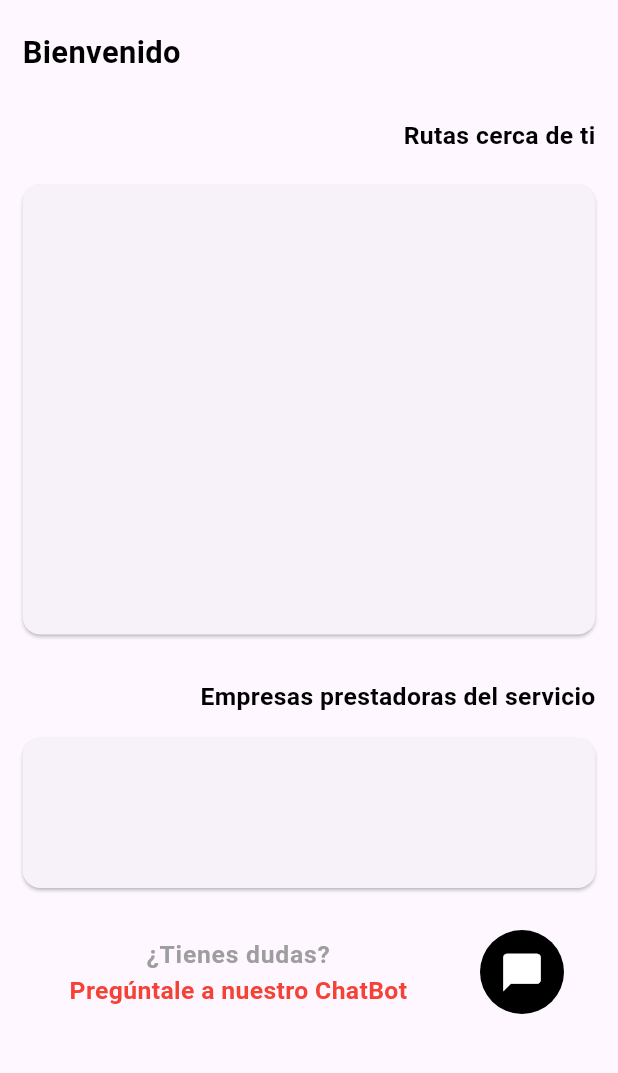
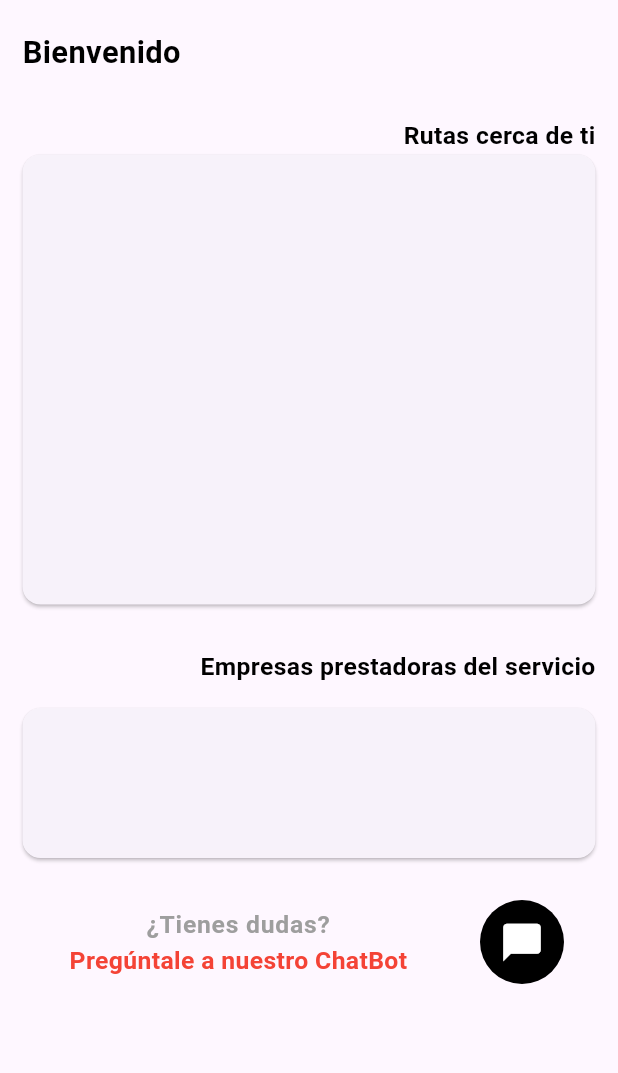
Before and after one commit to AlejandroJC22/EcoClean-Proyecto, a Flutter app: the screen it shows once a user with an empty profile is signed in, in the side drawer, after a tap on "Página principal", on a phone screen of 412 x 824 dp, the part 84-1157 px from its top. Run offline on Flutter 3.47's test engine with Material 2 defaults, Android fonts, the phone set to English and light mode, and no system bars; our stand-ins replace cloud_firestore, firebase_auth, firebase_core, google_sign_in; missing offline and left inert: flutter_facebook_auth, twitter_login; accounts and stored records are empty; network calls fail; Roboto replaces fonts that are missing (Impact).

Commit message:
Avance métodos de autenticación
Los metodos de inicio de sesión están funcionando con la base de datos, muestra los datos en la pantalla de inicio y en el menú.

Faltante, formulario olvido de contraseña

```diff
--- /dev/null
+++ b/ecoclean/lib/utilidades/config.dart
@@ -0,0 +1,6 @@
+class Config {
+  static final app_icon = "assets/logo.png";
+  static final apikey_twitter = "wnf0YP5CAooFyJ5r1nHX5SC3t";
+  static final secretkey_twitter =
+      "zzgAOuUszzRQIDSpiZlvdpQlTImXaIjqj0oYuW3Yzausvlnur0";
+}
--- a/ecoclean/lib/views/edit.dart
+++ b/ecoclean/lib/views/edit.dart
@@ -1,3 +1,4 @@
+import 'package:firebase_auth/firebase_auth.dart';
 import 'package:flutter/cupertino.dart';
 import 'package:flutter/material.dart';
 import 'package:flutter_ecoclean/utilidades/responsive.dart';
@@ -6,6 +7,7 @@ class Edit extends StatelessWidget {
   @override
   Widget build(BuildContext context) {
     final Responsive responsive = Responsive.of(context);
+    final User? user = FirebaseAuth.instance.currentUser;
     return Scaffold(
       body: Container(
         padding: const EdgeInsets.only(left: 15, top: 20, right: 15),
--- a/ecoclean/lib/views/home.dart
+++ b/ecoclean/lib/views/home.dart
@@ -1,35 +1,54 @@
 import 'package:cloud_firestore/cloud_firestore.dart';
 import 'package:firebase_auth/firebase_auth.dart';
+import 'package:flutter/material.dart';
 import 'package:flutter_ecoclean/models/texto.dart';
 import 'package:flutter_ecoclean/utilidades/responsive.dart';
-import 'package:flutter/material.dart';
-import 'package:shared_preferences/shared_preferences.dart';
 
 class Home extends StatefulWidget {
   const Home({super.key});
 
   @override
-  State<Home> createState() => _homeState();
+  State<Home> createState() => _HomeState();
 }
 
-class _homeState extends State<Home> {
+class _HomeState extends State<Home> {
   String username = ""; // Variable para almacenar el nombre de usuario
+
+  @override
+  void initState() {
+    super.initState();
+    _loadUserInfo();
+  }
+
   Future<void> _loadUserInfo() async {
     final User? user = FirebaseAuth.instance.currentUser;
 
     if (user != null) {
+      print('Usuario actual: ${user.uid}'); // Agrega una impresión para verificar el usuario actual
       final DocumentSnapshot userDoc = await FirebaseFirestore.instance
-          .collection('prueba')
+          .collection('users')
           .doc(user.uid)
           .get();
 
       if (userDoc.exists) {
+        final userData = userDoc.data() as Map<String, dynamic>;
+
+        print('Datos del usuario cargados: $userData'); // Agrega una impresión para los datos del usuario
+
+        // Verificar que las propiedades existen y no son nulas antes de acceder a ellas
+        if (userData['nombre'] != null) {
           setState(() {
-          username = userDoc['name'];
+            username = userData['nombre'];
           });
         }
+      } else {
+        print('No se encontraron datos del usuario en Firestore');
+      }
+    } else {
+      print('No se pudo obtener el usuario actual');
     }
   }
+
 
   @override
   Widget build(BuildContext context) {
@@ -60,19 +79,15 @@ class _homeState extends State<Home> {
                   style: TextStyles.textoNegro(responsive),
                 )
             ),
-              const SizedBox(
-                  height: 20
-              ),
           Card(
             margin: const EdgeInsets.symmetric(horizontal: 15),
             child: Container(
               width: double.infinity,
               height: 300,
-
             ),
           ),
           const SizedBox(
-                  height: 30
+            height: 30,
           ),
           Container(
             alignment: Alignment.centerRight,
@@ -83,12 +98,12 @@ class _homeState extends State<Home> {
                 color: Colors.black,
                 fontWeight: FontWeight.bold,
                 fontSize: responsive.ip(4),
-                        fontFamily: 'Impact'
+                fontFamily: 'Impact',
               ),
-                  )
+            ),
           ),
           const SizedBox(
-                  height: 15
+            height: 15,
           ),
           Card(
             margin: const EdgeInsets.symmetric(horizontal: 15),
@@ -98,7 +113,7 @@ class _homeState extends State<Home> {
             ),
           ),
           const SizedBox(
-                  height: 20
+            height: 20,
           ),
           Container(
             child: ListTile(
@@ -110,7 +125,7 @@ class _homeState extends State<Home> {
                   fontSize: responsive.ip(4),
                   fontFamily: 'Impact',
                 ),
-                      textAlign: TextAlign.center
+                textAlign: TextAlign.center,
               ),
               subtitle: Text(
                 'Pregúntale a nuestro ChatBot',
@@ -120,9 +135,8 @@ class _homeState extends State<Home> {
                   fontSize: responsive.ip(4),
                   fontFamily: 'Impact',
                 ),
-                      textAlign: TextAlign.center
+                textAlign: TextAlign.center,
               ),
-
               trailing: InkWell(
                 onTap: () {
                   // Agregar la lógica para abrir el chatbot aquí
@@ -145,10 +159,10 @@ class _homeState extends State<Home> {
                 ),
               ),
             ),
-              )
+          ),
           ],
         ),
-        )
+      ),
     );
   }
 }
--- a/ecoclean/lib/views/menu.dart
+++ b/ecoclean/lib/views/menu.dart
@@ -1,20 +1,50 @@
+import 'package:cloud_firestore/cloud_firestore.dart';
 import 'package:firebase_auth/firebase_auth.dart';
-import '../views/login.dart';
 import 'package:flutter/material.dart';
-import '../views/edit.dart';
-import '../views/favoritos.dart';
-import '../views/home.dart';
-import '../utilidades/responsive.dart';
+import 'package:flutter_ecoclean/views/edit.dart';
+import 'package:flutter_ecoclean/views/favoritos.dart';
+import 'package:flutter_ecoclean/views/home.dart';
+import 'package:flutter_ecoclean/utilidades/responsive.dart';
+import 'package:flutter_ecoclean/views/login.dart';
+
 import '../models/texto.dart';
 
 class Menu extends StatefulWidget {
+  @override
   MenuState createState() => MenuState();
 }
 
 class MenuState extends State<Menu> {
+  String username = "";
+  String userEmail = "";
+  String userImage = "";
+  int _selectedDrawerItem = 0;
 
-  int _selectDrawerItem = 0;
-  _getDrawerItemWidget(pos) {
+  Future<void> _loadUserInfo() async {
+    final User? user = FirebaseAuth.instance.currentUser;
+
+    if (user != null) {
+      final DocumentSnapshot userDoc = await FirebaseFirestore.instance
+          .collection('users')
+          .doc(user.uid)
+          .get();
+
+      if (userDoc.exists) {
+        final userData = userDoc.data() as Map<String, dynamic>;
+
+        // Verificar que las propiedades existen y no son nulas antes de acceder a ellas
+        if (userData['nombre'] != null) {
+          setState(() {
+            username = userData['nombre'];
+            userEmail = userData['correo'];
+            userImage = userData['imagenURL'];
+          });
+        }
+      }
+    }
+  }
+
+  _getDrawerItemWidget(int pos) {
     switch (pos) {
       case 0:
         return Home();
@@ -22,19 +52,23 @@ class MenuState extends State<Menu> {
         return Edit();
       case 2:
         return Favorites();
-      case 3:
-        return Login();
+      default:
+        return Home(); // Puedes cambiar el valor predeterminado si es necesario.
     }
   }
 
   _onSelectItem(int pos) {
     Navigator.of(context).pop();
     setState(() {
-      _selectDrawerItem = pos;
+      _selectedDrawerItem = pos;
     });
-
   }
 
+  @override
+  void initState() {
+    super.initState();
+    _loadUserInfo();
+  }
 
   @override
   Widget build(BuildContext context) {
@@ -50,61 +84,57 @@ class MenuState extends State<Menu> {
       endDrawer: Drawer(
         child: ListView(
           children: <Widget>[
-              const SizedBox(
-                  height: 30
-              ),
+            const SizedBox(height: 30),
             UserAccountsDrawerHeader(
-                accountName: Text('Usuario', style: TextStyles.textoSinNegrita(responsive)),
-                accountEmail: Text( 'usuario@example.com',  style: TextStyles.textoSinNegrita(responsive)),
-                currentAccountPicture: const CircleAvatar( backgroundColor: Colors.black, child: Text('U',
-                    style: TextStyle(fontSize: 40), textAlign: TextAlign.justify),
+              accountName: Text(username, style: TextStyles.textoSinNegrita(responsive)),
+              accountEmail: Text(userEmail, style: TextStyles.textoSinNegrita(responsive)),
+              currentAccountPicture: CircleAvatar(
+                backgroundImage: NetworkImage(userImage),
               ),
               decoration: const BoxDecoration(
                 color: Colors.white,
               ),
             ),
-              const SizedBox(height: 20,),
             ListTile(
-                leading: _selectDrawerItem == 0 ? const Icon(Icons.arrow_forward_ios_sharp, color: Colors.red,) : const Icon(Icons.arrow_back_ios),
-                trailing: _selectDrawerItem == 0 ? const Icon(Icons.home, color: Colors.red): const Icon(Icons.home),
-                selected: (0 == _selectDrawerItem),
-                title: Text('Página principal', style: TextStyle(color: _selectDrawerItem == 0 ? Colors.red : Colors.black,fontSize: responsive.ip(4))),
+              leading: _selectedDrawerItem == 0 ? const Icon(Icons.arrow_forward_ios_sharp, color: Colors.red) : const Icon(Icons.arrow_back_ios),
+              trailing: _selectedDrawerItem == 0 ? const Icon(Icons.home, color: Colors.red) : const Icon(Icons.home),
+              selected: (0 == _selectedDrawerItem),
+              title: Text('Página principal', style: TextStyle(color: _selectedDrawerItem == 0 ? Colors.red : Colors.black, fontSize: 16)),
               onTap: () {
                 _onSelectItem(0);
               },
             ),
             ListTile(
-                leading:_selectDrawerItem == 1 ? const Icon(Icons.arrow_forward_ios_sharp, color: Colors.red) : const Icon(Icons.arrow_back_ios),
-                trailing: _selectDrawerItem == 1 ? const Icon(Icons.edit, color: Colors.red): const Icon(Icons.edit),
-                selected: (1 == _selectDrawerItem),
-                title: Text("Editar perfil", style: TextStyle(color: _selectDrawerItem == 1 ? Colors.red : Colors.black,fontSize: responsive.ip(4))),
+              leading: _selectedDrawerItem == 1 ? const Icon(Icons.arrow_forward_ios_sharp, color: Colors.red) : const Icon(Icons.arrow_back_ios),
+              trailing: _selectedDrawerItem == 1 ? const Icon(Icons.edit, color: Colors.red) : const Icon(Icons.edit),
+              selected: (1 == _selectedDrawerItem),
+              title: Text('Editar perfil', style: TextStyle(color: _selectedDrawerItem == 1 ? Colors.red : Colors.black, fontSize: 16)),
               onTap: () {
                 _onSelectItem(1);
               },
             ),
             ListTile(
-                leading: _selectDrawerItem == 2 ? const Icon(Icons.arrow_forward_ios_sharp, color: Colors.red) : const Icon(Icons.arrow_back_ios),
-                trailing: _selectDrawerItem == 2 ? const Icon(Icons.favorite, color: Colors.red): const Icon(Icons.favorite),
-                selected: (2 == _selectDrawerItem),
-                title: Text("Rutas favoritas", style: TextStyle(color: _selectDrawerItem == 2 ? Colors.red : Colors.black,fontSize: responsive.ip(4))),
+              leading: _selectedDrawerItem == 2 ? const Icon(Icons.arrow_forward_ios_sharp, color: Colors.red) : const Icon(Icons.arrow_back_ios),
+              trailing: _selectedDrawerItem == 2 ? const Icon(Icons.favorite, color: Colors.red) : const Icon(Icons.favorite),
+              selected: (2 == _selectedDrawerItem),
+              title: Text('Rutas favoritas', style: TextStyle(color: _selectedDrawerItem == 2 ? Colors.red : Colors.black, fontSize: 16)),
               onTap: () {
                 _onSelectItem(2);
               },
             ),
-              const SizedBox(
-                  height: 300
-              ),
+            const SizedBox(height: 300),
             ListTile(
-                title: Text("Cerrar sesión", style: TextStyle(color: Colors.red, fontSize: responsive.ip(4))),
+              title: Text('Cerrar sesión', style: TextStyle(color: Colors.red, fontSize: 16)),
               leading: const Icon(Icons.logout, color: Colors.red),
               onTap: () async {
                 await FirebaseAuth.instance.signOut();
                 Navigator.pushReplacement(context, MaterialPageRoute(builder: (context) => Login()));
               },
-              )
+            ),
           ],
         ),
       ),
-        body: _getDrawerItemWidget(_selectDrawerItem));
+      body: _getDrawerItemWidget(_selectedDrawerItem),
+    );
   }
 }
--- a/ecoclean/pubspec.yaml
+++ b/ecoclean/pubspec.yaml
@@ -41,7 +41,10 @@ dependencies:
   google_sign_in: ^6.1.5
   twitter_login: ^4.4.2
   flutter_facebook_auth: ^6.0.2
+  flutter_login_facebook: ^1.9.0
   cloud_firestore: ^4.12.2
+  connectivity_plus: ^5.0.1
+  cached_network_image: ^3.3.0
   http:
 
 
```
Also changed, not shown: ecoclean/lib/controller/datosUser.dart (added, +47 -0 lines), ecoclean/lib/controller/dialogHelper.dart (+22 -0 lines), ecoclean/lib/controller/facebook_signIn.dart (+26 -7 lines), ecoclean/lib/controller/google_signIn.dart (+10 -4 lines), ecoclean/lib/controller/twitter_signIn.dart (+74 -6 lines), ecoclean/lib/views/login.dart (+4 -3 lines), ecoclean/lib/views/register.dart (+19 -12 lines), ecoclean/pubspec.lock, 4 other files. Lines whose indentation alone changed are shown as unchanged.
